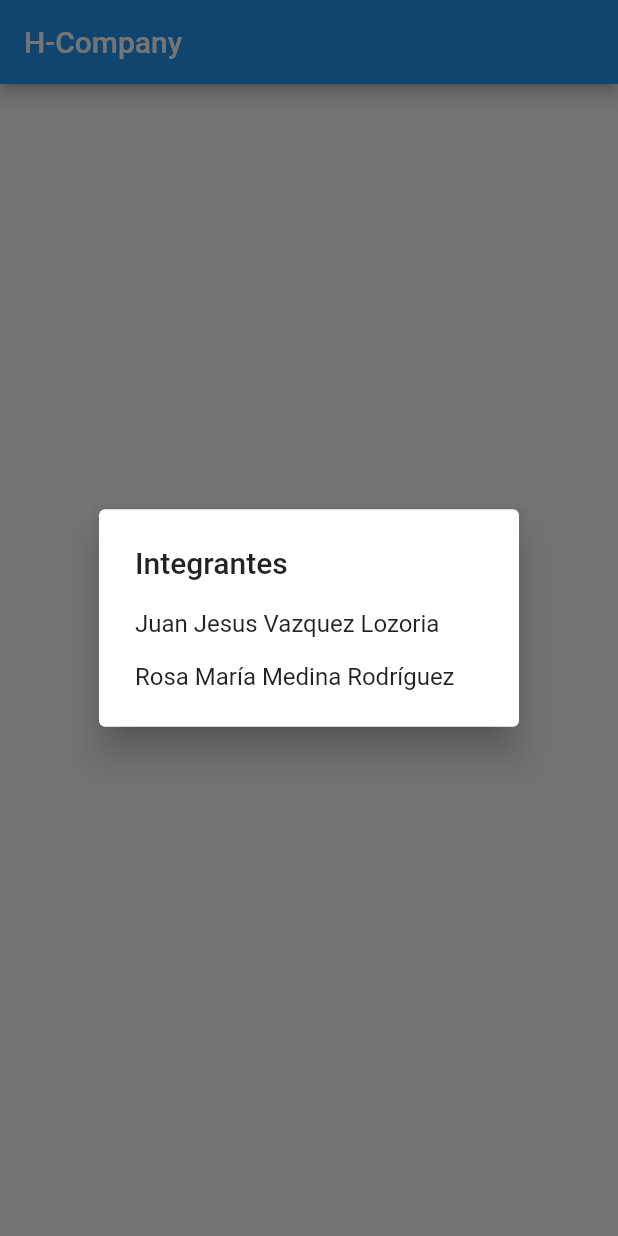
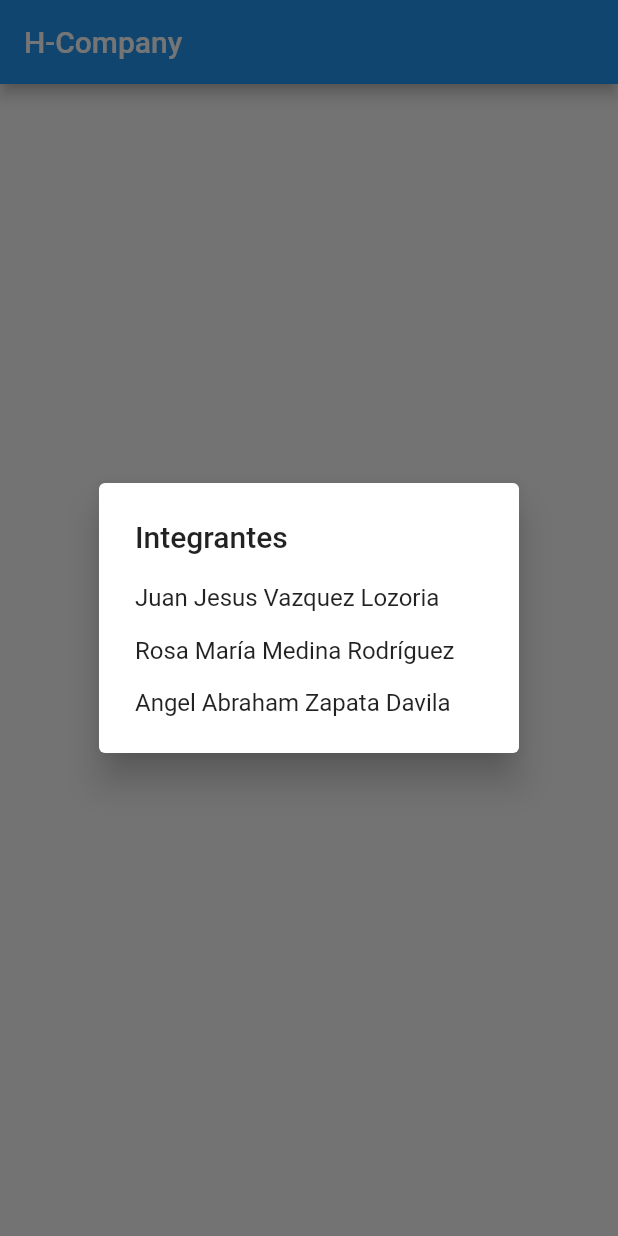
Before and after one commit to JuanVazquez-REM/H-Company, a Flutter app: the screen it shows after launch, after a tap on "Integrantes del equipo", on a phone screen of 412 x 824 dp. Run offline on Flutter 3.47's test engine with Material 2 defaults, Android fonts, the phone set to English and light mode, and no system bars.

Commit message:
modificacion de los nombre de integrantes.

```diff
--- a/lib/main.dart
+++ b/lib/main.dart
@@ -72,6 +72,12 @@ class _MyHomePageState extends State<MyHomePage> {
                 },
                 child: const Text('Rosa María Medina Rodríguez'),
               ),
+              SimpleDialogOption(
+                onPressed: (){
+                  Navigator.pop(context,"Angel Abraham Zapata Davila");
+                },
+                child: const Text("Angel Abraham Zapata Davila"),
+              )
             ],
             elevation: 10,
             //backgroundColor: Colors.green,
--- a/pubspec.yaml
+++ b/pubspec.yaml
@@ -36,6 +36,7 @@ dependencies:
   # The following adds the Cupertino Icons font to your application.
   # Use with the CupertinoIcons class for iOS style icons.
   cupertino_icons: ^1.0.2
+  get: ^4.6.5
 
 dev_dependencies:
   flutter_test:
```
Also changed, not shown: pubspec.lock.
